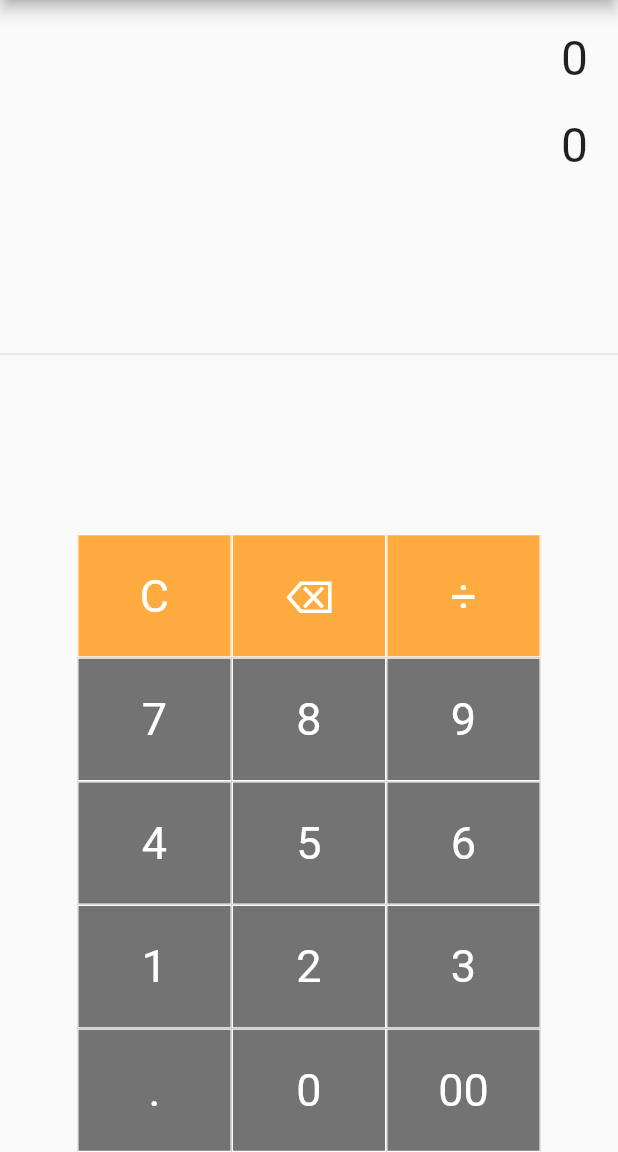
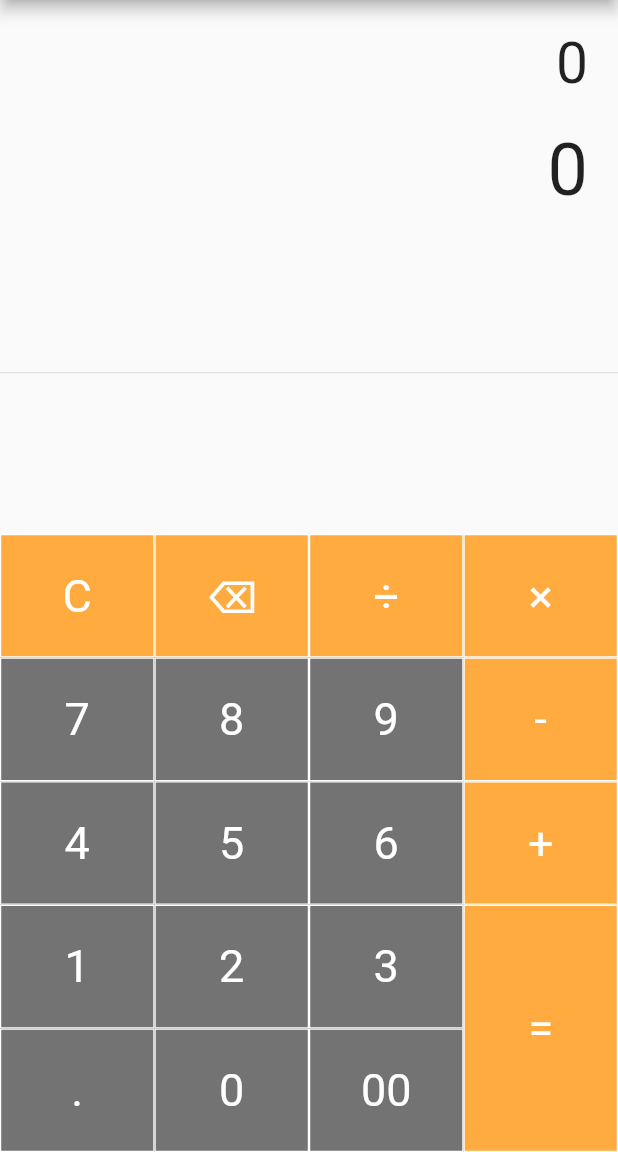
Before and after one commit to walidwazini/flutter-calculator, a Flutter app: the screen it shows after launch, on a phone screen of 412 x 824 dp, the part 84-1236 px from its top. Run offline on Flutter 3.47's test engine with Material 2 defaults, Android fonts, the phone set to English and light mode, and no system bars; our stand-ins replace math_expressions.

Commit message:
2nd commit

```diff
--- a/lib/main.dart
+++ b/lib/main.dart
@@ -1,18 +1,18 @@
 import 'package:flutter/material.dart';
 import 'package:flutter/material.dart';
+import 'package:math_expressions/math_expressions.dart';
 
 void main() {
   runApp(Calculator());
 }
 
 class Calculator extends StatelessWidget {
-  const Calculator({Key? key}) : super(key: key);
-
+  // const Calculator({Key? key}) : super(key: key);
   @override
   Widget build(BuildContext context) {
     return MaterialApp(
       debugShowCheckedModeBanner: false,
-      title: 'Simple Calculator',
+      title: 'Calculator',
       theme: ThemeData(primarySwatch: Colors.red),
       home: SimpleCalculator(),
     );
@@ -26,6 +26,63 @@ class SimpleCalculator extends StatefulWidget {
 }
 
 class _SimpleCalculatorState extends State<SimpleCalculator> {
+  String equation = '0';
+  String result = '0';
+  String expression = "";
+  double equationFontSize = 38;
+  double resultFontSize = 48;
+
+  buttonPress(String buttonText){
+    setState(() {
+      // -----------      CLEAR STATE     --------------
+      if (buttonText == 'C'){
+        equation = '0';
+        equation = '0';
+        equationFontSize = 38;
+        resultFontSize = 48;
+      }
+      // -----------    BACKSPACE STATE    --------------
+      else if (buttonText == '⌫'){
+        equationFontSize = 48;
+        resultFontSize = 38;
+        equation = equation.substring(0,equation.length - 1); // to remove one character
+        if (equation == ''){
+          equation = '0';
+        }
+      }
+      else if (buttonText == '=') {
+        equationFontSize = 38;
+        resultFontSize = 48;
+
+        expression = equation;
+        expression = expression.replaceAll('×', '*');
+        expression = expression.replaceAll('÷', '/');
+        try {
+          Parser p = new Parser();
+          Expression exp = p.parse(expression);
+
+          // Change expression value
+          ContextModel cm = ContextModel();
+          result = '${exp.evaluate(EvaluationType.REAL, cm)}';
+        }
+        catch(e){
+          result = 'Error';
+        }
+      }
+      // --------   NORMAL STATE  ------------
+      else {
+        equationFontSize = 48;
+        resultFontSize = 38;
+        if (equation == '0'){
+          equation = buttonText;
+        }
+        else {
+          equation = equation + buttonText;
+        }
+      }
+    });
+  }
+
   Widget buildButton(String buttonText, double buttonHeight, Color buttonColor){
     return Container(
       height: MediaQuery.of(context).size.height * 0.1 * buttonHeight,
@@ -38,7 +95,7 @@ class _SimpleCalculatorState extends State<SimpleCalculator> {
                 style: BorderStyle.solid)
         ),
         padding: EdgeInsets.all(14.0),
-        onPressed: null,
+        onPressed: () => buttonPress(buttonText),
         child: Text(
           buttonText,
           style: TextStyle(
@@ -59,12 +116,12 @@ class _SimpleCalculatorState extends State<SimpleCalculator> {
           Container(
             alignment: Alignment.centerRight,
             padding: EdgeInsets.fromLTRB(10, 20, 20, 0),
-            child: Text('0',style: TextStyle(fontSize: 32),),
+            child: Text(equation,style: TextStyle(fontSize: equationFontSize),),
           ),
           Container(
             alignment: Alignment.centerRight,
             padding: EdgeInsets.fromLTRB(10, 20, 20, 0),
-            child: Text('0',style: TextStyle(fontSize: 32),),
+            child: Text(result,style: TextStyle(fontSize:resultFontSize),),
           ),
 
           Expanded(child: Divider(),),
@@ -115,6 +172,33 @@ class _SimpleCalculatorState extends State<SimpleCalculator> {
                 ),
               ),
 
+              Container(
+                width: MediaQuery.of(context).size.width * 0.25,
+                child: Table(
+                  children: [
+                    TableRow(
+                      children: [
+                        buildButton("×", 1, Colors.orangeAccent),
+                      ]
+                    ),
+                    TableRow(
+                        children: [
+                          buildButton("-", 1, Colors.orangeAccent),
+                        ]
+                    ),
+                    TableRow(
+                        children: [
+                          buildButton("+", 1, Colors.orangeAccent),
+                        ]
+                    ),
+                    TableRow(
+                        children: [
+                          buildButton("=", 2, Colors.orangeAccent),
+                        ]
+                    ),
+                  ],
+                ),
+              )
             ],
           ),
         ],
--- a/pubspec.yaml
+++ b/pubspec.yaml
@@ -28,6 +28,7 @@ dependencies:
   # The following adds the Cupertino Icons font to your application.
   # Use with the CupertinoIcons class for iOS style icons.
   cupertino_icons: ^1.0.2
+  math_expressions: ^2.1.1
 
 dev_dependencies:
   flutter_test:
```
Also changed, not shown: pubspec.lock.
